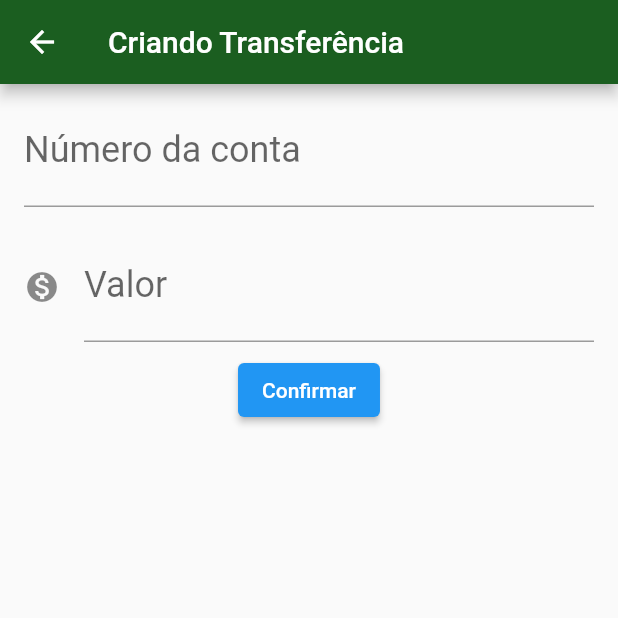
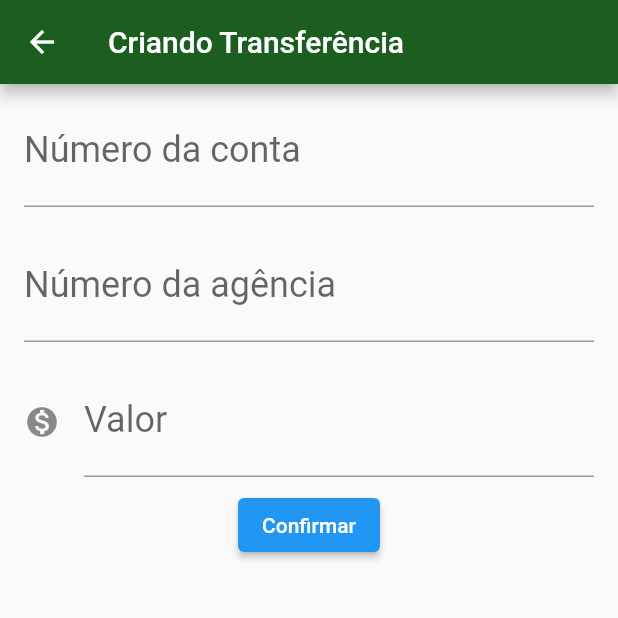
Before and after one commit to ronaldemanuel/bytebank, a Flutter app: the TransferForm screen opened directly, on a phone screen of 412 x 824 dp, the top half of it. Run offline on Flutter 3.47's test engine with Material 2 defaults, Android fonts, the phone set to English and light mode, and no system bars.

Commit message:
agency number field

```diff
--- a/lib/screens/transfer/form.dart
+++ b/lib/screens/transfer/form.dart
@@ -8,6 +8,10 @@ const _appBarTitle = 'Criando Transferência';
 // Account number constants
 const _fieldLabelAccountNumber = 'Número da conta';
 const _fieldTipAccountNumber = '0000';
+
+// Agency number constants
+const _fieldlLabelAgencyNumber = 'Número da agência';
+const _fieldTipAgencyNumber = '0000';
 
 // Value constants
 const _fieldLabelValue = 'Valor';
@@ -26,6 +30,7 @@ class TransferForm extends StatefulWidget {
 class _TransferFormState extends State<TransferForm> {
   final TextEditingController _accountNumberController =
       TextEditingController();
+  final TextEditingController _agencyNumberController = TextEditingController();
   final TextEditingController _valueController = TextEditingController();
 
   @override
@@ -41,6 +46,11 @@ class _TransferFormState extends State<TransferForm> {
               controller: _accountNumberController,
               label: _fieldLabelAccountNumber,
               tip: _fieldTipAccountNumber,
+            ),
+            Editor(
+              controller: _agencyNumberController,
+              label: _fieldlLabelAgencyNumber,
+              tip: _fieldTipAgencyNumber,
             ),
             Editor(
               controller: _valueController,
```
